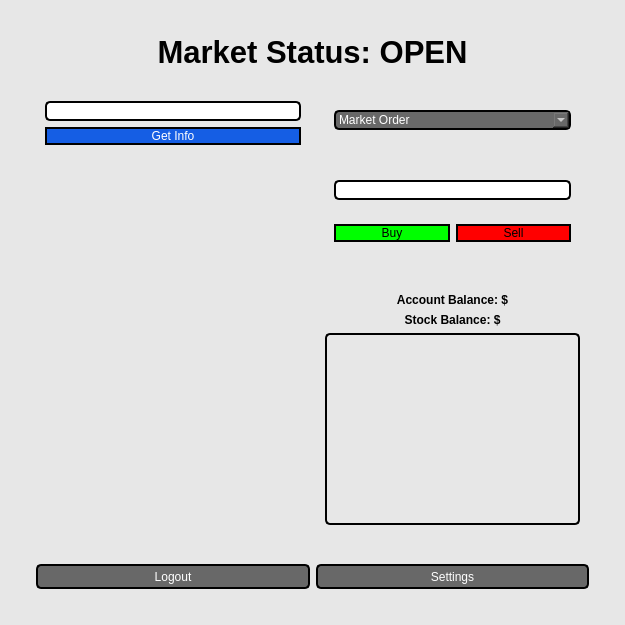
Above: stockgui.ui from beauskers/Stock-Project before the change. Below: the same form after it.
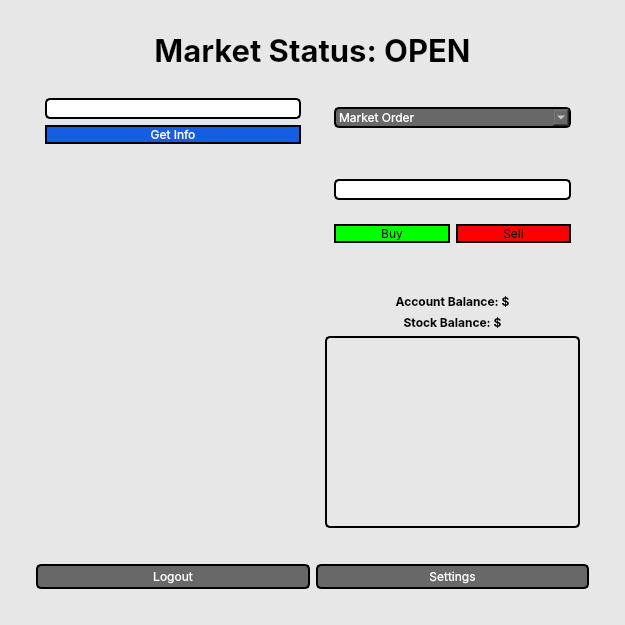
That is the form after the change. The open tabs and pages were chosen to show the change.

```diff
--- a/stockgui.ui
+++ b/stockgui.ui
@@ -16,6 +16,11 @@
     <height>625</height>
    </size>
   </property>
+  <property name="font">
+   <font>
+    <family>.AppleSystemUIFont</family>
+   </font>
+  </property>
   <property name="windowTitle">
    <string>Stockify</string>
   </property>
@@ -753,6 +758,7 @@
              </property>
              <property name="font">
               <font>
+               <family>Inter</family>
                <pointsize>23</pointsize>
                <weight>75</weight>
                <bold>true</bold>
@@ -791,6 +797,7 @@
                    </property>
                    <property name="font">
                     <font>
+                     <family>Inter</family>
                      <weight>50</weight>
                      <bold>false</bold>
                     </font>
@@ -821,6 +828,11 @@
                      <height>0</height>
                     </size>
                    </property>
+                   <property name="font">
+                    <font>
+                     <family>Inter</family>
+                    </font>
+                   </property>
                    <property name="styleSheet">
                     <string notr="true">QPushButton {
 background-color: rgb(21, 94, 228);
@@ -849,6 +861,7 @@
                   <widget class="QLabel" name="stockInfo">
                    <property name="font">
                     <font>
+                     <family>Inter</family>
                      <pointsize>13</pointsize>
                     </font>
                    </property>
@@ -886,6 +899,11 @@
                         <height>16777215</height>
                        </size>
                       </property>
+                      <property name="font">
+                       <font>
+                        <family>Inter</family>
+                       </font>
+                      </property>
                       <property name="styleSheet">
                        <string notr="true">background-color: rgb(104, 104, 104);
 border-radius: 5px;
@@ -914,6 +932,7 @@
                       </property>
                       <property name="font">
                        <font>
+                        <family>Inter</family>
                         <pointsize>13</pointsize>
                         <weight>50</weight>
                         <bold>false</bold>
@@ -949,6 +968,7 @@
                       </property>
                       <property name="font">
                        <font>
+                        <family>Inter</family>
                         <weight>50</weight>
                         <bold>false</bold>
                        </font>
@@ -994,6 +1014,11 @@
                         <height>16777215</height>
                        </size>
                       </property>
+                      <property name="font">
+                       <font>
+                        <family>Inter</family>
+                       </font>
+                      </property>
                       <property name="styleSheet">
                        <string notr="true">QPushButton {
     background-color: rgb(0, 255, 0);
@@ -1025,6 +1050,11 @@
                         <height>16777215</height>
                        </size>
                       </property>
+                      <property name="font">
+                       <font>
+                        <family>Inter</family>
+                       </font>
+                      </property>
                       <property name="styleSheet">
                        <string notr="true">QPushButton {
 background-color: rgb(255, 0, 0);
@@ -1073,6 +1103,7 @@
                   <widget class="QLabel" name="balLabel">
                    <property name="font">
                     <font>
+                     <family>Inter</family>
                      <weight>75</weight>
                      <bold>true</bold>
                     </font>
@@ -1098,6 +1129,7 @@
                    </property>
                    <property name="font">
                     <font>
+                     <family>Inter</family>
                      <weight>75</weight>
                      <bold>true</bold>
                     </font>
@@ -1121,6 +1153,11 @@
                      <verstretch>0</verstretch>
                     </sizepolicy>
                    </property>
+                   <property name="font">
+                    <font>
+                     <family>Inter</family>
+                    </font>
+                   </property>
                    <property name="styleSheet">
                     <string notr="true">color: rgb(0, 0, 0);
 border-radius: 5px;
@@ -1154,6 +1191,11 @@
                   <height>25</height>
                  </size>
                 </property>
+                <property name="font">
+                 <font>
+                  <family>Inter</family>
+                 </font>
+                </property>
                 <property name="styleSheet">
                  <string notr="true">QPushButton {
 background-color: rgb(104, 104, 104);
@@ -1183,6 +1225,11 @@
                   <height>25</height>
                  </size>
                 </property>
+                <property name="font">
+                 <font>
+                  <family>Inter</family>
+                 </font>
+                </property>
                 <property name="styleSheet">
                  <string notr="true">QPushButton {
 background-color: rgb(104, 104, 104);
```
Left out of the diff: 100 changed lines with no effect on the pictures.
